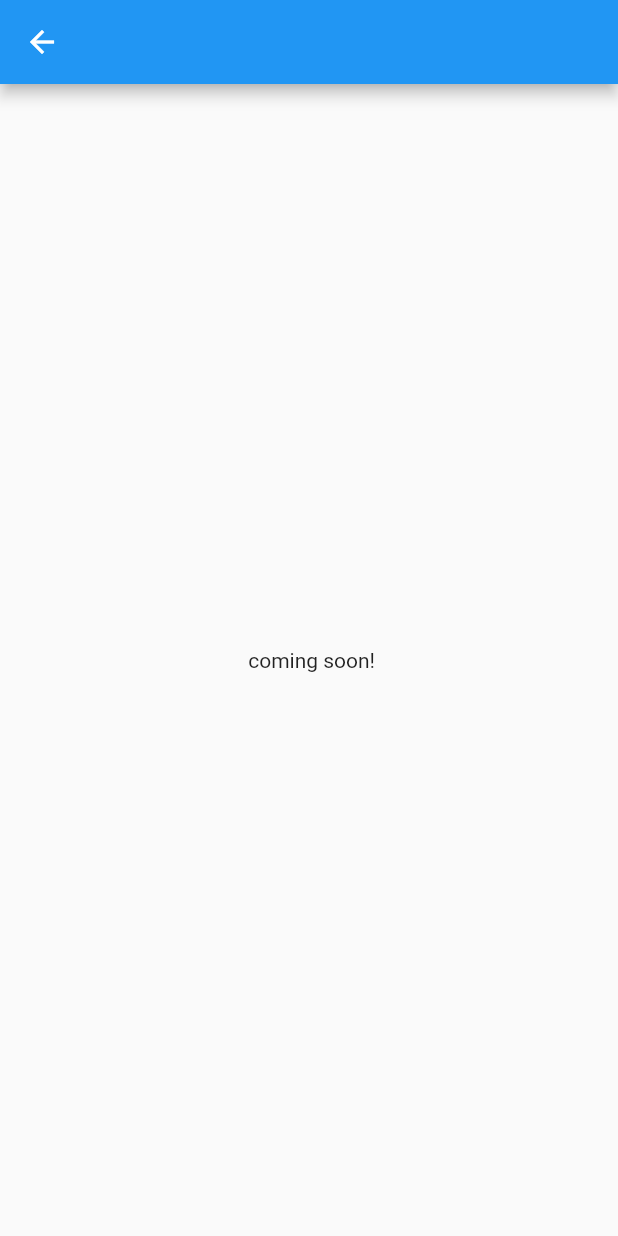
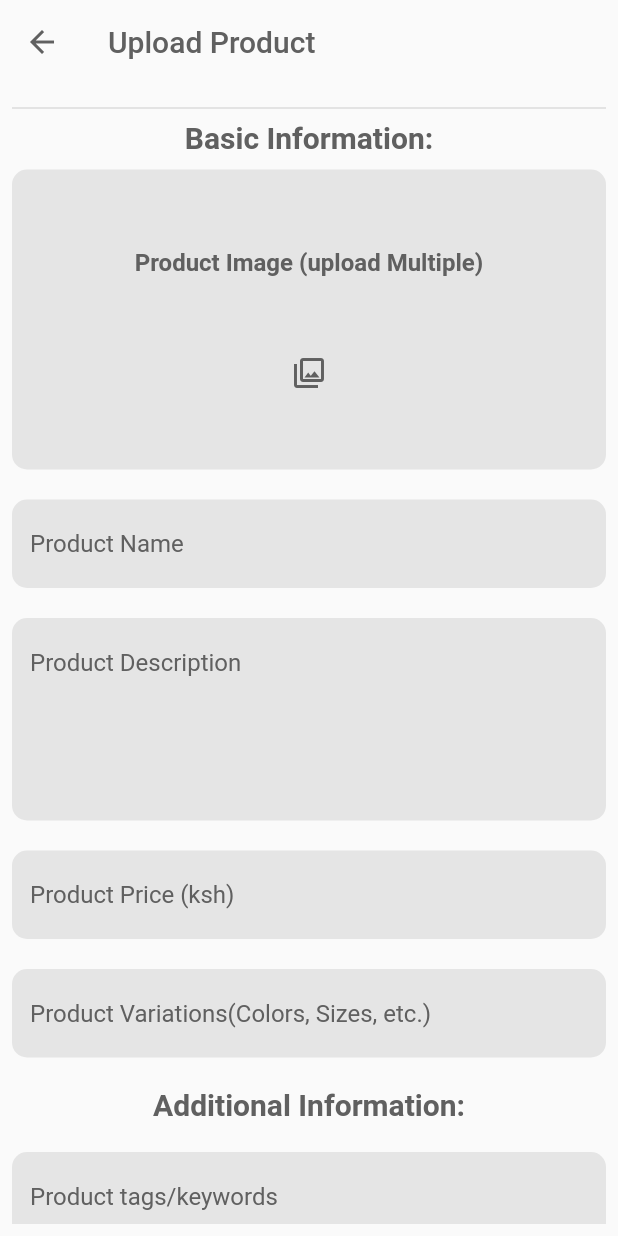
Before and after one commit to MyDaktari/MyDaktari-Mobile-App, a Flutter app: the SupplierHomeScreen screen opened by its route, after a tap on "Upload Products", on a phone screen of 412 x 824 dp. Run offline on Flutter 3.47's test engine with Material 2 defaults, Android fonts, the phone set to English and light mode, and no system bars; our stand-ins replace bloc, cached_network_image, calendar_date_picker2, date_field, dotted_border, equatable and 8 more; missing offline and left inert: flutter_phone_direct_caller, health; accounts and stored records are empty; project files that could hold a hidden picture were left out.

Commit message:
upload product ui add

```diff
--- a/lib/constants/colors.dart
+++ b/lib/constants/colors.dart
@@ -7,6 +7,7 @@ class AppColor {
   static Color lightgreen = Color(0xFF00ECB6);
   static Color green = Color(0xff00be91);
   static Color blackText = Color(0xFF606060);
+  static Color lightGrey = Color(0xFFe5e5e5);
   static Color pick = Color(0xFFec4b94);
   static Color darkOrange = Color(0xFFcf8e4f);
   static Color bankground = Color(0xFFfafafa);
--- a/lib/constants/route.dart
+++ b/lib/constants/route.dart
@@ -32,6 +32,7 @@ import '../presentations/shared_ui/landing_screen.dart';
 import '../presentations/shared_ui/profileTab/views/pages/articles_page.dart';
 import '../presentations/shared_ui/profileTab/views/pages/profile_page.dart';
 import '../presentations/shared_ui/welcome_screen/welcome_screen.dart';
+import '../presentations/supplier_side/add_product/upload_product_screen.dart';
 import '../presentations/supplier_side/product_catalog/supplier_product_catalog.dart';
 
 //authentication routes
@@ -63,7 +64,8 @@ const String clientAppointments = "clientAppointments";
 
 //supplier routes
 const String supplierHomeScreen = "supplierHomeScreen";
-const String supplierProductCatalogue = "supplierProductCatalogue";
+const String supplierProductCatalogueScreen = "supplierProductCatalogue";
+const String uploadProductScreen = "supplierAddProduct";
 
 //shared routes
 const String articles = "articles";
@@ -137,9 +139,11 @@ class AppRouter {
       //supplier routes
       case supplierHomeScreen:
         return MaterialPageRoute(builder: (context) => SupplierHomeScreen());
-      case supplierProductCatalogue:
+      case supplierProductCatalogueScreen:
         return MaterialPageRoute(
             builder: (context) => SupplierProductCatalogScreen());
+      case uploadProductScreen:
+        return MaterialPageRoute(builder: (context) => UploadProductScreen());
 
       default:
         return MaterialPageRoute(
--- /dev/null
+++ b/lib/presentations/supplier_side/add_product/upload_product_screen.dart
@@ -0,0 +1,61 @@
+import 'package:flutter/material.dart';
+import 'package:my_daktari/constants/colors.dart';
+import 'package:my_daktari/presentations/supplier_side/add_product/widget/custom_textfield.dart';
+import 'package:my_daktari/presentations/supplier_side/add_product/widget/multi_line_textfield.dart';
+
+import 'widget/upload_images.dart';
+
+class UploadProductScreen extends StatelessWidget {
+  const UploadProductScreen({super.key});
+
+  @override
+  Widget build(BuildContext context) {
+    return Scaffold(
+        backgroundColor: AppColor.bankground,
+        appBar: AppBar(
+            title: Text('Upload Product',
+                style: TextStyle(color: AppColor.blackText)),
+            backgroundColor: AppColor.bankground,
+            elevation: 0,
+            leading: IconButton(
+                icon: Icon(Icons.arrow_back, color: AppColor.blackText),
+                onPressed: () => Navigator.of(context).pop())),
+        body: Padding(
+          padding: const EdgeInsets.all(8.0),
+          child: SingleChildScrollView(
+            child: Column(
+              children: [
+                Divider(thickness: 1),
+                Text('Basic Information:',
+                    style: TextStyle(
+                        color: AppColor.blackText,
+                        fontSize: 20,
+                        fontWeight: FontWeight.bold)),
+                UploadProductImages(),
+                CustomTextField(hintText: 'Product Name'),
+                MultiLineTextField(hintText: 'Product Description'),
+                CustomTextField(hintText: 'Product Price (ksh)'),
+                CustomTextField(
+                    hintText: 'Product Variations(Colors, Sizes, etc.)'),
+                SizedBox(height: 10),
+                Text('Additional Information:',
+                    style: TextStyle(
+                        color: AppColor.blackText,
+                        fontSize: 20,
+                        fontWeight: FontWeight.bold)),
+                SizedBox(height: 10),
+                CustomTextField(hintText: 'Product tags/keywords'),
+                CustomTextField(hintText: 'Product Highlights'),
+                MultiLineTextField(
+                  hintText:
+                      'Product specifications(dimensions, weight, material used, and any technical specifications etc.)',
+                ),
+                MultiLineTextField(
+                    hintText:
+                        'Shipping Information (shipping methods, delivery times, and associated costs)'),
+              ],
+            ),
+          ),
+        ));
+  }
+}
--- /dev/null
+++ b/lib/presentations/supplier_side/add_product/widget/custom_textfield.dart
@@ -0,0 +1,26 @@
+import 'package:flutter/material.dart';
+
+import '../../../../constants/colors.dart';
+
+class CustomTextField extends StatelessWidget {
+  const CustomTextField({super.key, required this.hintText});
+  final String hintText;
+
+  @override
+  Widget build(BuildContext context) {
+    return Container(
+      margin: EdgeInsets.symmetric(vertical: 10),
+      decoration: BoxDecoration(
+          borderRadius: BorderRadius.circular(10), color: AppColor.lightGrey),
+      child: TextField(
+        decoration: InputDecoration(
+            hintText: hintText,
+            fillColor: AppColor.lightGrey,
+            hintStyle: TextStyle(color: AppColor.blackText),
+            border: OutlineInputBorder(
+                borderRadius: BorderRadius.circular(10),
+                borderSide: BorderSide.none)),
+      ),
+    );
+  }
+}
--- /dev/null
+++ b/lib/presentations/supplier_side/add_product/widget/multi_line_textfield.dart
@@ -0,0 +1,27 @@
+import 'package:flutter/material.dart';
+
+import '../../../../constants/colors.dart';
+
+class MultiLineTextField extends StatelessWidget {
+  const MultiLineTextField({super.key, required this.hintText});
+  final String hintText;
+
+  @override
+  Widget build(BuildContext context) {
+    return Container(
+      margin: EdgeInsets.symmetric(vertical: 10),
+      decoration: BoxDecoration(
+          borderRadius: BorderRadius.circular(10), color: AppColor.lightGrey),
+      child: TextField(
+        maxLines: 5,
+        decoration: InputDecoration(
+            hintText: hintText,
+            fillColor: AppColor.lightGrey,
+            hintStyle: TextStyle(color: AppColor.blackText),
+            border: OutlineInputBorder(
+                borderRadius: BorderRadius.circular(10),
+                borderSide: BorderSide.none)),
+      ),
+    );
+  }
+}
--- /dev/null
+++ b/lib/presentations/supplier_side/add_product/widget/upload_images.dart
@@ -0,0 +1,35 @@
+import 'package:flutter/material.dart';
+
+import '../../../../constants/colors.dart';
+
+class UploadProductImages extends StatelessWidget {
+  const UploadProductImages({
+    super.key,
+  });
+
+  @override
+  Widget build(BuildContext context) {
+    return Container(
+      height: 200,
+      width: double.infinity,
+      margin: EdgeInsets.symmetric(vertical: 10),
+      decoration: BoxDecoration(
+          color: AppColor.lightGrey, borderRadius: BorderRadius.circular(10)),
+      child: Center(
+        child: Column(
+          mainAxisAlignment: MainAxisAlignment.spaceEvenly,
+          children: [
+            Text(
+              'Product Image (upload Multiple)',
+              style: TextStyle(
+                  color: AppColor.blackText,
+                  fontWeight: FontWeight.w600,
+                  fontSize: 16),
+            ),
+            Icon(Icons.photo_library_outlined, color: AppColor.blackText),
+          ],
+        ),
+      ),
+    );
+  }
+}
--- a/lib/presentations/supplier_side/home_screen/s_home_screen.dart
+++ b/lib/presentations/supplier_side/home_screen/s_home_screen.dart
@@ -45,21 +45,21 @@ class SupplierHomeScreen extends StatelessWidget {
               SizedBox(height: 10),
               SupplierHomeButton(
                   title: 'Upload Products',
-                  onTap: () => Navigator.pushNamed(context, ''),
+                  onTap: () =>
+                      Navigator.pushNamed(context, route.uploadProductScreen),
                   color: AppColor.primaryColor,
                   icon: Icons.file_upload_outlined),
               SupplierHomeButton(
                   title: 'Product Catalog',
                   onTap: () => Navigator.pushNamed(
-                      context, route.supplierProductCatalogue),
+                      context, route.supplierProductCatalogueScreen),
                   color: AppColor.darkOrange,
                   icon: Icons.production_quantity_limits),
               SupplierHomeButton(
                 title: 'Orders',
                 color: AppColor.green,
                 icon: Icons.list_alt,
-                onTap: () =>
-                    Navigator.pushNamed(context, 'route.supplierOrders'),
+                onTap: () => Navigator.pushNamed(context, 'Orders'),
               ),
             ],
           ),
--- a/lib/presentations/supplier_side/product_catalog/product_card.dart
+++ b/lib/presentations/supplier_side/product_catalog/product_card.dart
@@ -16,7 +16,16 @@ class SupplierProductCard extends StatelessWidget {
           width: size.width * .5,
           child: Row(
             children: <Widget>[
-              Container(width: size.width * .2, height: 100, color: Colors.red),
+              Container(
+                width: size.width * .2,
+                height: 100,
+                clipBehavior: Clip.antiAlias,
+                decoration:
+                    BoxDecoration(borderRadius: BorderRadius.circular(5)),
+                child: Image.network(
+                    'https://images.pexels.com/photos/4386464/pexels-photo-4386464.jpeg?auto=compress&cs=tinysrgb&w=1600',
+                    fit: BoxFit.cover),
+              ),
               SizedBox(width: 10),
               Expanded(
                 child: Padding(
```
